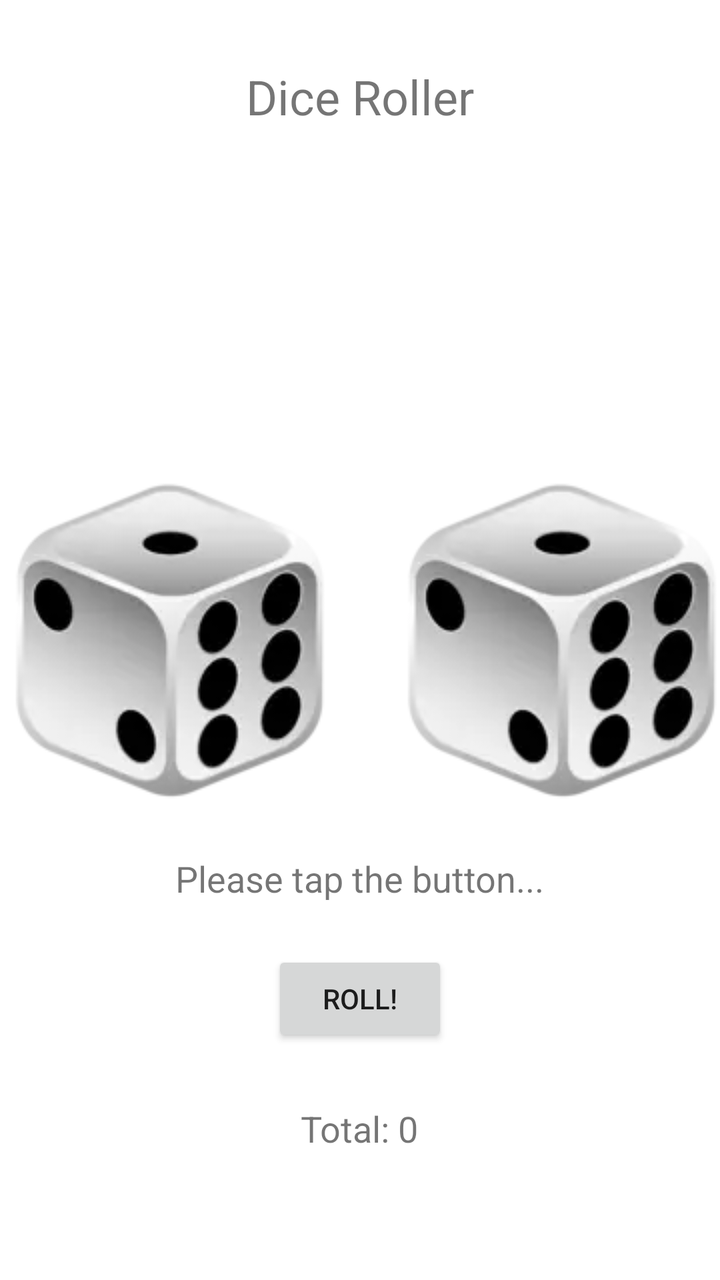
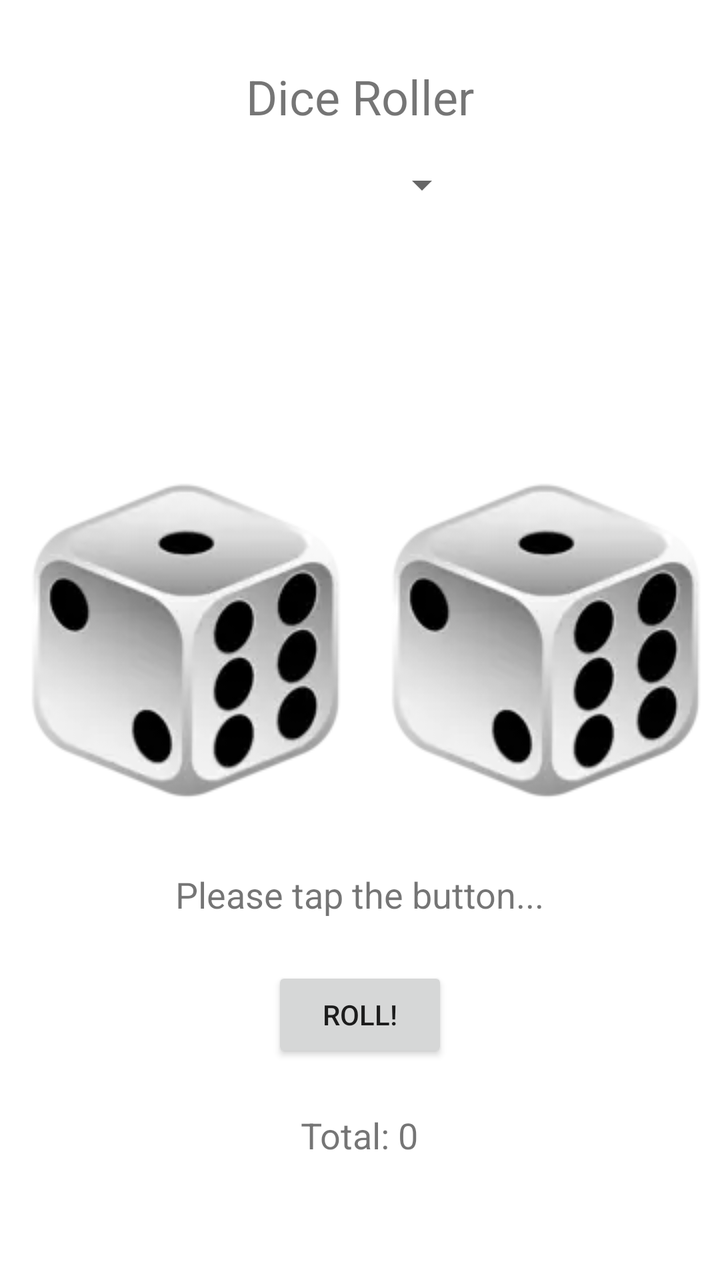

An Android layout rendered at two revisions. The XML below is the earlier revision; the diff shows what the commit changed to produce the second picture.
<!-- AndroidManifest.xml: application theme Theme.SimpleDice -->
<!-- res/layout/activity_main.xml -->
<?xml version="1.0" encoding="utf-8"?>
<RelativeLayout xmlns:android="http://schemas.android.com/apk/res/android"
    android:layout_width="match_parent"
    android:layout_height="match_parent">

    <TextView
        android:id="@+id/titleText"
        android:layout_width="wrap_content"
        android:layout_height="wrap_content"
        android:text="Dice Roller"
        android:textSize="24sp"
        android:layout_alignParentTop="true"
        android:layout_centerHorizontal="true"
        android:layout_marginTop="32dp" />

    <LinearLayout
        android:id="@+id/diceContainer"
        android:layout_width="wrap_content"
        android:layout_height="wrap_content"
        android:layout_centerInParent="true"
        android:orientation="horizontal">

        <ImageView
            android:id="@+id/diceImage1"
            android:layout_width="wrap_content"
            android:layout_height="wrap_content"
            android:layout_marginEnd="16dp"
            android:src="@drawable/dicegeneral" />

        <ImageView
            android:id="@+id/diceImage2"
            android:layout_width="wrap_content"
            android:layout_height="wrap_content"
            android:layout_marginStart="16dp"
            android:src="@drawable/dicegeneral" />

    </LinearLayout>

    <TextView
        android:id="@+id/diceResult"
        android:layout_width="wrap_content"
        android:layout_height="wrap_content"
        android:text="Please tap the button..."
        android:textSize="18sp"
        android:layout_below="@id/diceContainer"
        android:layout_centerHorizontal="true"
        android:layout_marginTop="24dp" />

    <Button
        android:id="@+id/rollButton"
        android:layout_width="wrap_content"
        android:layout_height="wrap_content"
        android:text="ROLL!"
        android:layout_below="@id/diceResult"
        android:layout_centerHorizontal="true"
        android:layout_marginTop="24dp" />

    <TextView
        android:id="@+id/totalResult"
        android:layout_width="wrap_content"
        android:layout_height="wrap_content"
        android:layout_below="@id/diceContainer"
        android:layout_centerHorizontal="true"
        android:layout_marginTop="149dp"
        android:text="Total: 0"
        android:textSize="18sp" />
</RelativeLayout>
<!-- resources referenced by this layout -->
<resources>
  <!-- drawable dicegeneral: png bitmap (drawable, 22843 bytes) -->
  <style name="Theme.SimpleDice" parent="Theme.MaterialComponents.DayNight.DarkActionBar">
          
          <item name="colorPrimary">@color/purple_500</item>
          <item name="colorPrimaryVariant">@color/purple_700</item>
          <item name="colorOnPrimary">@color/white</item>
          
          <item name="colorSecondary">@color/teal_200</item>
          <item name="colorSecondaryVariant">@color/teal_700</item>
          <item name="colorOnSecondary">@color/black</item>
          
          <item name="android:statusBarColor" tools:targetApi="l">?attr/colorPrimaryVariant</item>
          
      </style>
  <color name="purple_500">#FF6200EE</color>
  <color name="purple_700">#FF3700B3</color>
  <color name="white">#FFFFFFFF</color>
  <color name="teal_200">#FF03DAC5</color>
  <color name="teal_700">#FF018786</color>
  <color name="black">#FF000000</color>
</resources>

<!-- the commit's change to res/layout/activity_main.xml (unified diff, before → after) -->
@@ -13,26 +13,67 @@
         android:layout_centerHorizontal="true"
         android:layout_marginTop="32dp" />
 
+    <Spinner
+        android:id="@+id/diceCountSpinner"
+        android:layout_width="110dp"
+        android:layout_height="wrap_content"
+        android:layout_below="@id/titleText"
+        android:layout_centerHorizontal="true"
+        android:layout_marginTop="16dp" />
+
     <LinearLayout
         android:id="@+id/diceContainer"
         android:layout_width="wrap_content"
         android:layout_height="wrap_content"
         android:layout_centerInParent="true"
-        android:orientation="horizontal">
+        android:orientation="vertical"
+        android:gravity="center">
 
-        <ImageView
-            android:id="@+id/diceImage1"
+        <LinearLayout
             android:layout_width="wrap_content"
             android:layout_height="wrap_content"
-            android:layout_marginEnd="16dp"
-            android:src="@drawable/dicegeneral" />
+            android:orientation="horizontal"
+            android:gravity="center">
 
-        <ImageView
-            android:id="@+id/diceImage2"
+            <ImageView
+                android:id="@+id/diceImage1"
+                android:layout_width="wrap_content"
+                android:layout_height="wrap_content"
+                android:layout_margin="8dp"
+                android:src="@drawable/dicegeneral" />
+
+            <ImageView
+                android:id="@+id/diceImage2"
+                android:layout_width="wrap_content"
+                android:layout_height="wrap_content"
+                android:layout_margin="8dp"
+                android:src="@drawable/dicegeneral" />
+
+        </LinearLayout>
+
+        <LinearLayout
             android:layout_width="wrap_content"
             android:layout_height="wrap_content"
-            android:layout_marginStart="16dp"
-            android:src="@drawable/dicegeneral" />
+            android:orientation="horizontal"
+            android:gravity="center">
+
+            <ImageView
+                android:id="@+id/diceImage3"
+                android:layout_width="wrap_content"
+                android:layout_height="wrap_content"
+                android:layout_margin="8dp"
+                android:src="@drawable/dicegeneral"
+                android:visibility="gone" />
+
+            <ImageView
+                android:id="@+id/diceImage4"
+                android:layout_width="wrap_content"
+                android:layout_height="wrap_content"
+                android:layout_margin="8dp"
+                android:src="@drawable/dicegeneral"
+                android:visibility="gone" />
+
+        </LinearLayout>
 
     </LinearLayout>
 
@@ -59,9 +100,9 @@
         android:id="@+id/totalResult"
         android:layout_width="wrap_content"
         android:layout_height="wrap_content"
-        android:layout_below="@id/diceContainer"
+        android:layout_below="@id/rollButton"
         android:layout_centerHorizontal="true"
-        android:layout_marginTop="149dp"
+        android:layout_marginTop="24dp"
         android:text="Total: 0"
         android:textSize="18sp" />
 </RelativeLayout>
